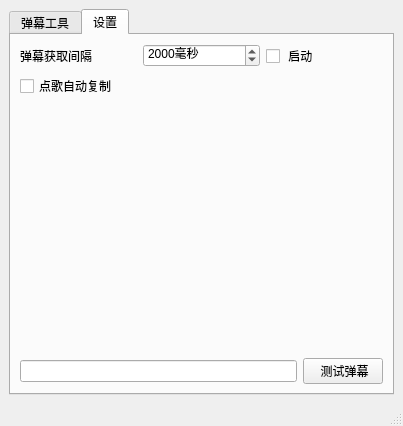
Old version of the form mainwindow.ui in the repository iwxyi/Bilibili-MagicalDanmaku.
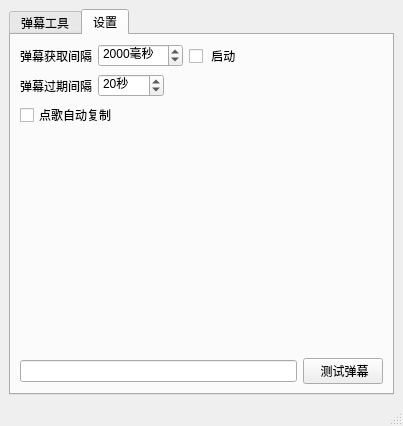
New version of the form. The open tabs and pages were chosen to show the change.

Commit message: 添加自动移除弹幕

Patch:
```diff
--- a/mainwindow.ui
+++ b/mainwindow.ui
@@ -111,6 +111,59 @@
              <string> 启动</string>
             </property>
            </widget>
+          </item>
+          <item>
+           <spacer name="horizontalSpacer">
+            <property name="orientation">
+             <enum>Qt::Horizontal</enum>
+            </property>
+            <property name="sizeHint" stdset="0">
+             <size>
+              <width>40</width>
+              <height>20</height>
+             </size>
+            </property>
+           </spacer>
+          </item>
+         </layout>
+        </item>
+        <item>
+         <layout class="QHBoxLayout" name="horizontalLayout_6">
+          <property name="topMargin">
+           <number>0</number>
+          </property>
+          <item>
+           <widget class="QLabel" name="label_3">
+            <property name="text">
+             <string>弹幕过期间隔</string>
+            </property>
+           </widget>
+          </item>
+          <item>
+           <widget class="QSpinBox" name="removeDanmakuIntervalSpin">
+            <property name="suffix">
+             <string>秒</string>
+            </property>
+            <property name="maximum">
+             <number>3600</number>
+            </property>
+            <property name="value">
+             <number>20</number>
+            </property>
+           </widget>
+          </item>
+          <item>
+           <spacer name="horizontalSpacer_2">
+            <property name="orientation">
+             <enum>Qt::Horizontal</enum>
+            </property>
+            <property name="sizeHint" stdset="0">
+             <size>
+              <width>40</width>
+              <height>20</height>
+             </size>
+            </property>
+           </spacer>
           </item>
          </layout>
         </item>
```
Left out of the diff: 2 changed lines with no effect on the pictures. The commit also changes 6 other files.
